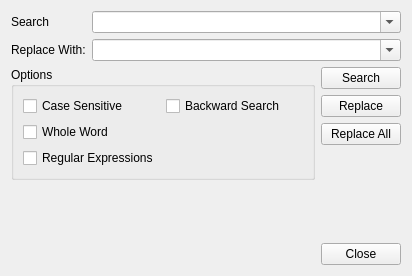
This is src/umbra/components/factory/scriptEditor/ui/Search_And_Replace.ui in KelSolaar/Umbra as Qt 5 draws it before an edit. The edited form follows.
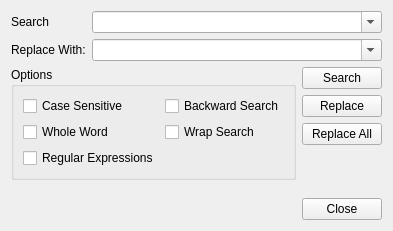
This is the edited form.

Commit message: Implement search wrap and replace capabilities in "scriptEditor" component.

What changed in the file:
```diff
--- a/src/umbra/components/factory/scriptEditor/ui/Search_And_Replace.ui
+++ b/src/umbra/components/factory/scriptEditor/ui/Search_And_Replace.ui
@@ -2,14 +2,6 @@
 <ui version="4.0">
  <class>Search_And_Replace_Form</class>
  <widget class="QWidget" name="Search_And_Replace_Form">
-  <property name="geometry">
-   <rect>
-    <x>0</x>
-    <y>0</y>
-    <width>412</width>
-    <height>276</height>
-   </rect>
-  </property>
   <property name="windowTitle">
    <string>Search And Replace</string>
   </property>
@@ -56,7 +48,7 @@
         </property>
        </widget>
       </item>
-      <item row="3" column="0" colspan="2">
+      <item row="3" column="0">
        <widget class="QCheckBox" name="Regular_Expressions_checkBox">
         <property name="statusTip">
          <string>Regular Expressions Check Box: Performs search using regular expressions.</string>
@@ -66,6 +58,16 @@
         </property>
        </widget>
       </item>
+      <item row="1" column="1">
+       <widget class="QCheckBox" name="Wrap_Search_checkBox">
+        <property name="statusTip">
+         <string>Wrap Search Check Box: Wrap the search around the document.</string>
+        </property>
+        <property name="text">
+         <string>Wrap Search</string>
+        </property>
+       </widget>
+      </item>
      </layout>
     </widget>
    </item>
```
The commit also changes 2 other files.
